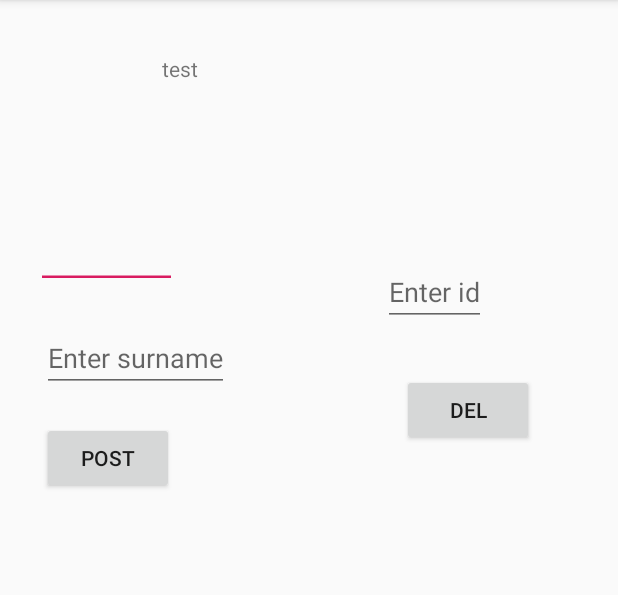
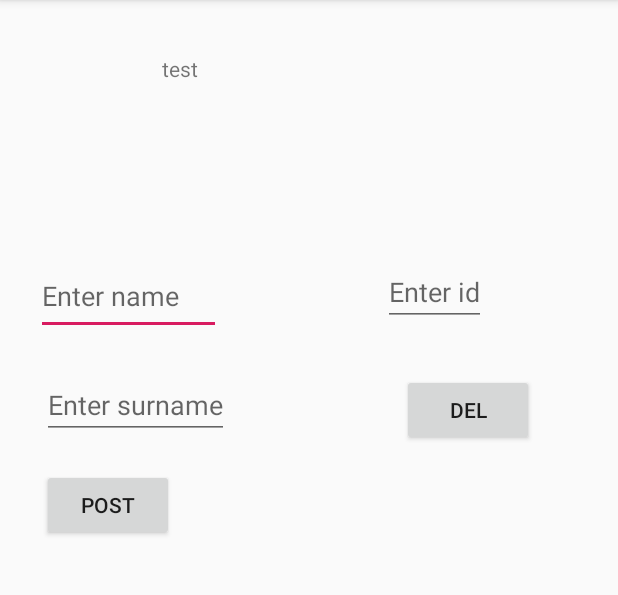
Before and after one commit to KerDW/AndroidApiConsumer, an Android app: the LocalAPI screen opened directly, with no data from a screen before it, after a tap on "POST", on a phone screen of 412 x 824 dp, the part 84-679 px from its top. Run offline under Robolectric (Android 15) with nearby library versions, the phone set to English and light mode, and no system bars.

```diff
--- a/app/src/main/java/com/example/apiconsumer/Contact.java
+++ b/app/src/main/java/com/example/apiconsumer/Contact.java
@@ -18,6 +18,10 @@ public class Contact {
         this.cognoms = cognoms;
     }
 
+    public Contact() {
+
+    }
+
     public String getNom() {
         return nom;
     }
--- a/app/src/main/java/com/example/apiconsumer/LocalAPI.java
+++ b/app/src/main/java/com/example/apiconsumer/LocalAPI.java
@@ -89,7 +89,12 @@ public class LocalAPI extends AppCompatActivity {
 
     public void doPost(View view) {
 
-        Call<Contact> callAsync = service.postContact();
+        Contact c = new Contact();
+
+        c.nom = name.getText().toString();
+        c.cognoms = surname.getText().toString();
+
+        Call<Contact> callAsync = service.postContact(c);
 
         callAsync.enqueue(new Callback<Contact>()
         {
@@ -101,7 +106,7 @@ public class LocalAPI extends AppCompatActivity {
                 Log.e("xd", "good");
                 Toast.makeText(
                         getApplicationContext(),
-                        "Contact deleted.",
+                        "Contact created.",
                         Toast.LENGTH_LONG).show();
             }
 
--- a/app/src/main/res/layout/activity_local_api.xml
+++ b/app/src/main/res/layout/activity_local_api.xml
@@ -31,8 +31,8 @@
 
     <EditText
         android:id="@+id/cName"
-        android:layout_width="94dp"
-        android:layout_height="20dp"
+        android:layout_width="123dp"
+        android:layout_height="51dp"
         android:layout_marginStart="24dp"
         android:layout_marginLeft="24dp"
         android:layout_marginTop="172dp"
```
